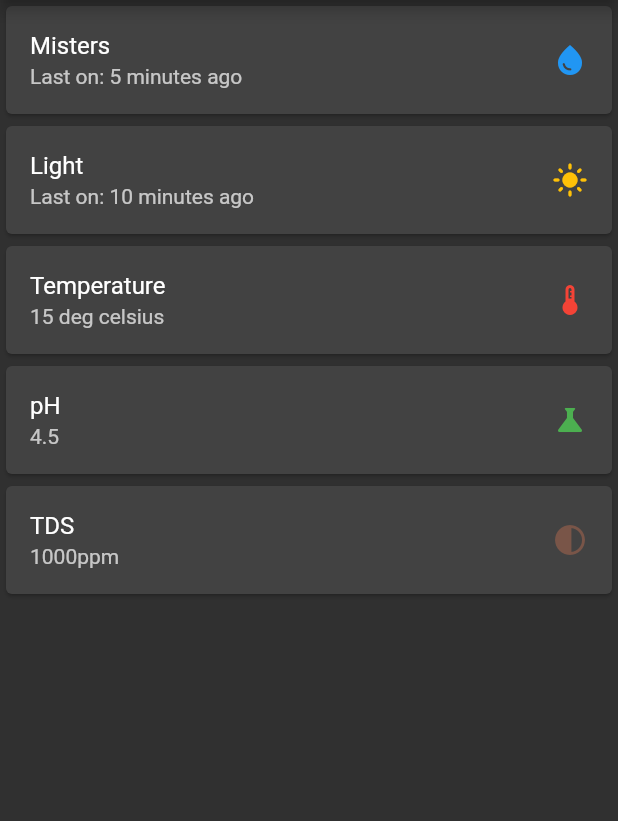
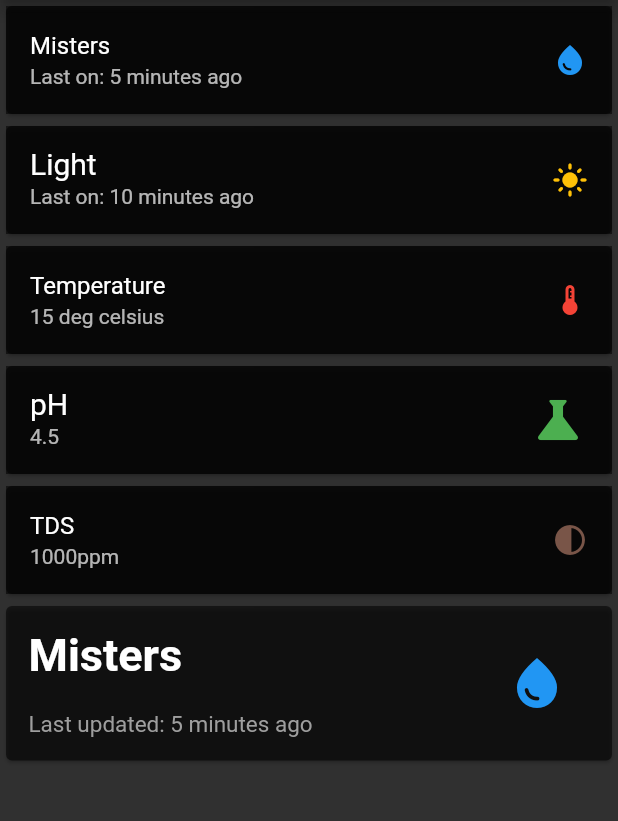
Before and after one commit to MRo47/MistyGro, a Flutter app: the screen it shows after launch, on a phone screen of 412 x 824 dp, the part 105-926 px from its top. Run offline on Flutter 3.47's test engine with Material 2 defaults, Android fonts, the phone set to English and light mode, and no system bars.

Commit message:
designed card for const stuff

```diff
--- a/Software/app/misty_gro/lib/main.dart
+++ b/Software/app/misty_gro/lib/main.dart
@@ -20,13 +20,15 @@ class MyApp extends StatelessWidget {
       title: 'Hello World Demo Application',
       // theme of the widget
       theme: ThemeData(
-        primarySwatch: Colors.teal,
-        brightness: Brightness.dark,
-        // listTileTheme: const ListTileThemeData(
-        //   textColor: Colors.black,
-        //   tileColor: Colors.white,
-        // ),
-      ),
+          primarySwatch: Colors.teal,
+          brightness: Brightness.dark,
+          listTileTheme: const ListTileThemeData(
+            // textColor: Colors.black,
+            tileColor: Colors.black54,
+          ),
+          cardTheme: const CardTheme(
+            color: Colors.black54,
+          )),
       // Inner UI of the application
       home: const MyHomePage(title: 'MistyGro'),
     );
@@ -66,7 +68,7 @@ class MyHomePage extends StatelessWidget {
         // Sets the content to the
         // center of the application page
         body: ListView(
-          children: const <Widget>[
+          children: <Widget>[
             Card(
               child: ListTile(
                 title: Text('Misters'),
@@ -79,8 +81,13 @@ class MyHomePage extends StatelessWidget {
             ),
             Card(
               child: ListTile(
-                title: Text('Light'),
-                subtitle: Text('Last on: 10 minutes ago'),
+                title: Text(
+                  'Light',
+                  style: TextStyle(fontSize: 20),
+                ),
+                subtitle: Text(
+                  'Last on: 10 minutes ago',
+                ),
                 trailing: Icon(
                   Icons.light_mode,
                   color: Colors.amber,
@@ -99,11 +106,15 @@ class MyHomePage extends StatelessWidget {
             ),
             Card(
               child: ListTile(
-                title: Text('pH'),
+                title: Text(
+                  'pH',
+                  style: TextStyle(fontSize: 20),
+                ),
                 subtitle: Text('4.5'),
                 trailing: Icon(
                   Icons.science,
                   color: Colors.green,
+                  size: 40,
                 ),
               ),
             ),
@@ -116,6 +127,54 @@ class MyHomePage extends StatelessWidget {
                   color: Colors.brown,
                 ),
               ),
+            ),
+            Card(
+              child: SizedBox(
+                width: double.infinity,
+                child: Padding(
+                  padding: const EdgeInsets.all(15.0),
+                  child: SizedBox(
+                    width: MediaQuery.of(context).size.width,
+                    child: Row(
+                      children: <Widget>[
+                        const Expanded(
+                          child: Column(
+                            crossAxisAlignment: CrossAxisAlignment.start,
+                            children: <Widget>[
+                              Padding(
+                                padding: EdgeInsets.only(bottom: 20),
+                                child: Text(
+                                  'Misters',
+                                  style: TextStyle(
+                                      fontSize: 30,
+                                      fontWeight: FontWeight.bold),
+                                ),
+                              ),
+                              Text(
+                                'Last updated: 5 minutes ago',
+                                style:
+                                    TextStyle(fontSize: 15, color: Colors.grey),
+                              )
+                            ],
+                          ),
+                        ),
+                        Container(
+                          alignment: Alignment.centerRight,
+                          width: MediaQuery.of(context).size.width * 0.3,
+                          child: const Padding(
+                            padding: EdgeInsets.all(15.0),
+                            child: Icon(
+                              Icons.water_drop,
+                              color: Colors.blue,
+                              size: 40,
+                            ),
+                          ),
+                        ),
+                      ],
+                    ),
+                  ),
+                ),
+              ),
             )
           ],
         ));
```
